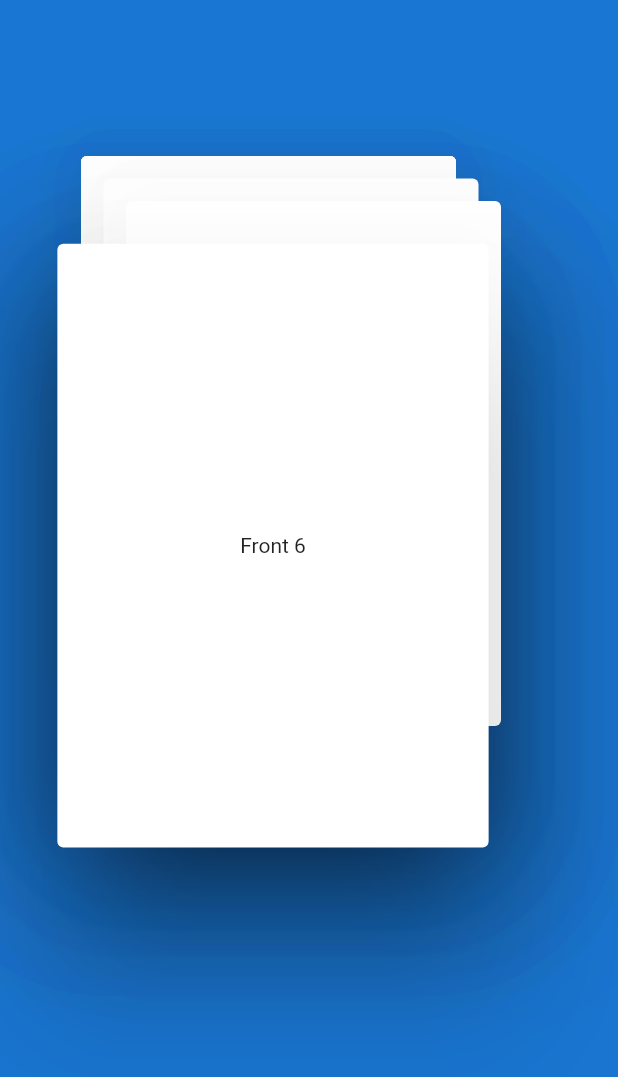
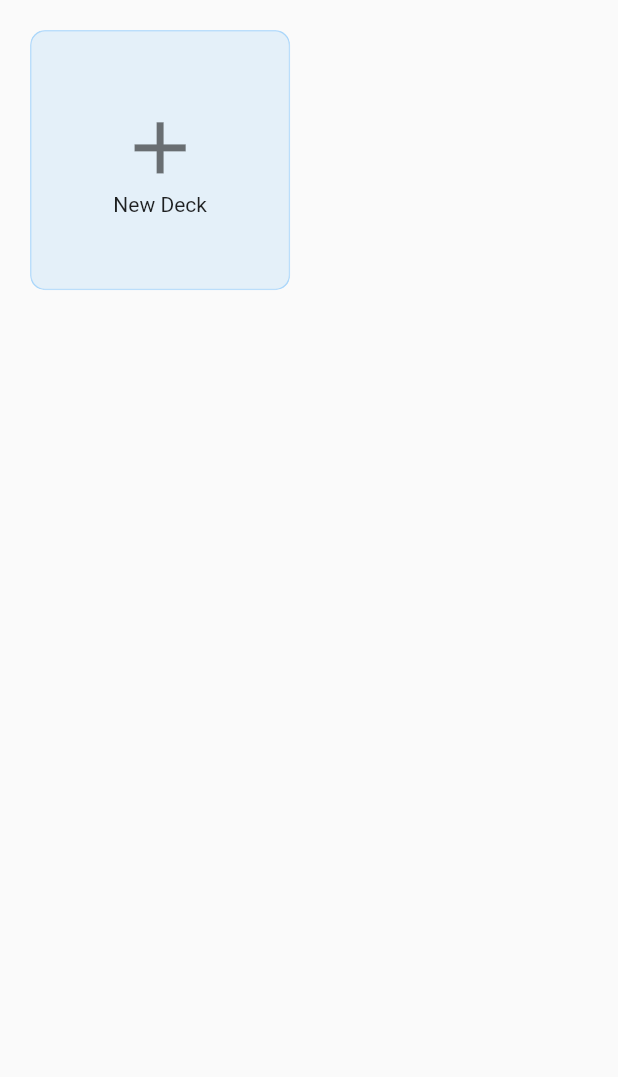
Before and after one commit to rupeshgyawali/flashcard, a Flutter app: the screen it shows after launch, on a phone screen of 412 x 824 dp. Shown: the top 1077 px of the screen. Run offline on Flutter 3.47's test engine with Material 2 defaults, Android fonts, the phone set to English and light mode, and no system bars; our stand-ins replace moor, moor_ffi; generated files the repository leaves out were written again.

Commit message:
database: deck operations

```diff
--- a/lib/main.dart
+++ b/lib/main.dart
@@ -1,19 +1,48 @@
-import 'package:flash_card/ui/home_screen.dart';
+import 'package:flash_card/services/database.dart';
+import 'package:flash_card/ui/add_card_page.dart';
+import 'package:flash_card/ui/deck_content_page.dart';
+import 'package:flash_card/ui/home_page.dart';
 import 'package:flutter/material.dart';
 
 void main() => runApp(FlashCardApp());
 
+class AppDatabase extends InheritedWidget {
+  const AppDatabase({
+    Key key,
+    @required this.database,
+    @required Widget child,
+  })  : assert(database != null),
+        assert(child != null),
+        super(key: key, child: child);
+
+  final MyDatabase database;
+
+  static AppDatabase of(BuildContext context) {
+    return context.dependOnInheritedWidgetOfExactType<AppDatabase>();
+  }
+
+  @override
+  bool updateShouldNotify(AppDatabase old) => true;
+}
+
 class FlashCardApp extends StatelessWidget {
   @override
   Widget build(BuildContext context) {
-    return MaterialApp(
-      debugShowCheckedModeBanner: false,
-      theme: ThemeData(
-        primaryColor: Colors.blue.shade700,
+    return AppDatabase(
+      database: MyDatabase(),
+      child: MaterialApp(
+        debugShowCheckedModeBanner: false,
+        theme: ThemeData(
+          primarySwatch: Colors.blue,
+        ),
+        routes: <String, WidgetBuilder>{
+          '/': (context) => HomePage(),
+          '/deck_content': (context) => DeckContentPage(),
+          '/add_card': (context) => AddCardPage(),
+        },
+        // home: HomePage(),
+        initialRoute: '/',
       ),
-      routes: <String, WidgetBuilder>{
-        '/': (context) => HomeScreen(),
-      },
     );
   }
 }
--- a/lib/models/card_deck.dart
+++ b/lib/models/card_deck.dart
@@ -4,7 +4,7 @@ class CardDeck {
   final String name;
   final List<FlashCard> cards;
 
-  CardDeck({this.name, this.cards});
+  CardDeck({this.name, this.cards = const <FlashCard>[]});
 
   FlashCard addCard(FlashCard card) {
     this.cards.add(card);
--- /dev/null
+++ b/lib/services/database.dart
@@ -0,0 +1,45 @@
+import 'dart:io';
+
+import 'package:moor/moor.dart';
+import 'package:moor_ffi/moor_ffi.dart';
+import 'package:path_provider/path_provider.dart';
+import 'package:path/path.dart' as p;
+
+part 'database.g.dart';
+
+class Cards extends Table {
+  IntColumn get id => integer().autoIncrement()();
+  TextColumn get front => text()();
+  TextColumn get back => text()();
+  IntColumn get deck => integer().nullable()();
+}
+
+@DataClassName("Deck")
+class Decks extends Table {
+  IntColumn get id => integer().autoIncrement()();
+  TextColumn get name => text()();
+}
+
+LazyDatabase _openConnection() {
+  return LazyDatabase(() async {
+    final dbFolder = await getApplicationDocumentsDirectory();
+    final file = File(p.join(dbFolder.path, 'db.sqlite'));
+    return VmDatabase(file);
+  });
+}
+
+@UseMoor(tables: [Cards, Decks])
+class MyDatabase extends _$MyDatabase {
+  MyDatabase() : super(_openConnection());
+
+  @override
+  int get schemaVersion => 1;
+
+  Future<List<Deck>> allDecks() => select(decks).get();
+  Stream<List<Deck>> watchAllDecks() => select(decks).watch();
+  Future<int> addDeck(DecksCompanion deck) => into(decks).insert(deck);
+
+  Future<List<Card>> allCardsInDeck(Deck deck) =>
+      (select(cards)..where((card) => card.deck.equals(deck.id))).get();
+  Future<int> addCard(Card card) => into(cards).insert(card);
+}
--- a/lib/ui/card_deck.dart
+++ b/lib/ui/card_deck.dart
@@ -12,7 +12,7 @@ class _CardDeckWidgetState extends State<CardDeckWidget>
     with SingleTickerProviderStateMixin {
   double _posIncr = 0.0;
   double _growSize = 1.0;
-  double _elevation;
+  double _elevation = 10.0;
 
   CardDeck deck;
 
@@ -35,7 +35,7 @@ class _CardDeckWidgetState extends State<CardDeckWidget>
     Future.delayed(Duration(milliseconds: 100), () {
       setState(() {
         _growSize = 1.15;
-        _elevation = 50.0;
+        _elevation = 20.0;
       });
     });
   }
@@ -78,7 +78,7 @@ class _CardDeckWidgetState extends State<CardDeckWidget>
             child: SwipeableFlashCard(
               onSwiped: _onSwiped,
               child: FlashCard(
-                elevation: _elevation,
+                elevation: onDisplayCard ? _elevation : 10.0,
                 width: 250.0 * scale,
                 height: 350.0 * scale,
                 flipOnTap: onDisplayCard,
@@ -117,7 +117,7 @@ class _SwipeableFlashCardState extends State<SwipeableFlashCard>
     with SingleTickerProviderStateMixin {
   Offset _childOffset;
   AnimationController _controller;
-  AnimationStatus _status = AnimationStatus.dismissed;
+  // AnimationStatus _status = AnimationStatus.dismissed;
   // Animation<double> _leftSwipe;
   // Animation<double> _rightSwipe;
   // Animation<double> _calcledSwipe;
--- /dev/null
+++ b/lib/ui/home_page.dart
@@ -0,0 +1,255 @@
+import 'package:flash_card/main.dart';
+import 'package:moor/moor.dart' as moor;
+import 'package:flash_card/services/database.dart' as data;
+import 'package:flutter/material.dart';
+
+class HomePage extends StatelessWidget {
+  @override
+  Widget build(BuildContext context) {
+    return Scaffold(
+      body: DeckList(),
+    );
+  }
+}
+
+class DeckList extends StatefulWidget {
+  @override
+  _DeckListState createState() => _DeckListState();
+}
+
+class _DeckListState extends State<DeckList> {
+  TextEditingController _textController = TextEditingController();
+
+  Future<void> _showCreatDeckDialog() async {
+    return showDialog(
+        context: context,
+        builder: (context) {
+          return AlertDialog(
+            title: Text('New Deck'),
+            content: Container(
+              child: TextField(
+                controller: _textController,
+                autofocus: true,
+                decoration: InputDecoration(
+                  labelText: 'Deck Name',
+                ),
+              ),
+            ),
+            actions: <Widget>[
+              FlatButton(
+                child: Text(
+                  'Done',
+                  style: TextStyle(
+                    color: Colors.blue,
+                  ),
+                ),
+                onPressed: () {
+                  Navigator.of(context).pop();
+                },
+              ),
+            ],
+          );
+        });
+  }
+
+  @override
+  void initState() {
+    super.initState();
+    _textController = TextEditingController();
+  }
+
+  @override
+  Widget build(BuildContext context) {
+    final db = AppDatabase.of(context).database;
+    return Padding(
+      padding: EdgeInsets.all(20.0),
+      child: StreamBuilder(
+        stream: db.watchAllDecks(),
+        builder: (context, snapshot) {
+          final _decks = snapshot.data ?? List();
+
+          return GridView.builder(
+            itemCount: _decks.length + 1,
+            gridDelegate: SliverGridDelegateWithFixedCrossAxisCount(
+              crossAxisCount: 2,
+              crossAxisSpacing: 25.0,
+              mainAxisSpacing: 25.0,
+            ),
+            itemBuilder: (context, index) {
+              if (index == _decks.length) {
+                return _buildItem(addItem: true);
+              }
+              return _buildItem(deck: _decks[index]);
+            },
+          );
+        },
+      ),
+    );
+  }
+
+  Widget _buildItem({data.Deck deck, bool addItem: false}) {
+    final db = AppDatabase.of(context).database;
+    return InkWell(
+      onTap: () async {
+        if (addItem == true) {
+          await _showCreatDeckDialog();
+          final newDeck =
+              data.DecksCompanion(name: moor.Value(_textController.text));
+          db.addDeck(newDeck);
+        } else {
+          Navigator.pushNamed(context, '/deck_content', arguments: deck);
+        }
+      },
+      child: ClipRRect(
+        borderRadius: BorderRadius.vertical(
+          top: Radius.circular(10.0),
+          bottom: Radius.circular(10.0),
+        ),
+        child: Container(
+          decoration: BoxDecoration(
+              border: Border.all(
+                width: 1.0,
+                color: Theme.of(context).primaryColorLight,
+              ),
+              borderRadius: BorderRadius.circular(10.0)),
+          child: !addItem
+              ? ItemDeck(
+                  deckName: deck.name,
+                )
+              : Container(
+                  color: Theme.of(context).primaryColor.withOpacity(0.1),
+                  child: Column(
+                    mainAxisSize: MainAxisSize.max,
+                    mainAxisAlignment: MainAxisAlignment.center,
+                    children: <Widget>[
+                      Icon(
+                        Icons.add,
+                        size: MediaQuery.of(context).size.width / 7,
+                        color: Colors.black54,
+                      ),
+                      Text('New Deck')
+                    ],
+                  ),
+                ),
+        ),
+      ),
+    );
+  }
+}
+
+class ItemDeck extends StatelessWidget {
+  final String deckName;
+
+  ItemDeck({this.deckName});
+
+  @override
+  Widget build(BuildContext context) {
+    return Stack(
+      // fit: StackFit.expand,
+      children: <Widget>[
+        Align(
+          alignment: Alignment(0, 1),
+          child: FractionallySizedBox(
+            // widthFactor: 0.9,
+            heightFactor: 0.5,
+            child: Container(
+              color: Theme.of(context).primaryColorLight,
+              child: Align(
+                alignment: Alignment(0, 0.6),
+                child: Text(deckName),
+              ),
+            ),
+          ),
+        ),
+        Align(
+          alignment: Alignment(0, -1),
+          child: FractionallySizedBox(
+            heightFactor: 0.8,
+            widthFactor: 0.6,
+            child: DeckIco(),
+          ),
+        ),
+      ],
+    );
+  }
+}
+
+class DeckIco extends StatelessWidget {
+  @override
+  Widget build(BuildContext context) {
+    return Container(
+      child: Stack(
+        children: <Widget>[
+          _buildCard(align: Alignment(-0.3, -0.5)),
+          _buildCard(align: Alignment(0, -0.2)),
+          _buildCard(align: Alignment(0.3, 0.1)),
+        ],
+      ),
+    );
+  }
+
+  Widget _buildCard({Alignment align}) {
+    return Align(
+      alignment: align,
+      child: FractionallySizedBox(
+        widthFactor: 0.7,
+        heightFactor: 0.7,
+        child: Card(
+          elevation: 10.0,
+          child: align == Alignment(0.3, 0.1)
+              ? Center(
+                  child: Icon(
+                    Icons.open_in_new,
+                    color: Colors.black54,
+                  ),
+                )
+              : null,
+        ),
+      ),
+    );
+  }
+}
+
+// class CardAddWidget extends StatelessWidget {
+//   @override
+//   Widget build(BuildContext context) {
+//     return Center(
+//       child: InkWell(
+//         onTap: () async {
+
+//         },
+//         child: ClipRRect(
+//           borderRadius: BorderRadius.vertical(
+//             top: Radius.circular(10.0),
+//             bottom: Radius.circular(10.0),
+//           ),
+//           child: Container(
+//             width: 200.0,
+//             height: 200.0,
+//             decoration: BoxDecoration(
+//                 border: Border.all(
+//                   width: 1.0,
+//                   color: Theme.of(context).primaryColorLight,
+//                 ),
+//                 borderRadius: BorderRadius.circular(10.0)),
+//             child: Container(
+//               color: Theme.of(context).primaryColor.withOpacity(0.1),
+//               child: Column(
+//                 mainAxisSize: MainAxisSize.max,
+//                 mainAxisAlignment: MainAxisAlignment.center,
+//                 children: <Widget>[
+//                   Icon(
+//                     Icons.add,
+//                     size: MediaQuery.of(context).size.width / 7,
+//                     color: Colors.black54,
+//                   ),
+//                   Text('New Deck')
+//                 ],
+//               ),
+//             ),
+//           ),
+//         ),
+//       ),
+//     );
+//   }
+// }
--- a/lib/ui/home_screen.dart
+++ /dev/null
@@ -1,20 +0,0 @@
-import 'package:flutter/material.dart';
-
-import 'card_deck.dart';
-
-class HomeScreen extends StatelessWidget {
-  @override
-  Widget build(BuildContext context) {
-    return Scaffold(
-      backgroundColor: Theme.of(context).primaryColor,
-      body: SafeArea(
-        child: Padding(
-          padding: EdgeInsets.symmetric(horizontal: 50.0, vertical: 100.0),
-          child: Center(
-            child: CardDeckWidget(),
-          ),
-        ),
-      ),
-    );
-  }
-}
--- a/pubspec.yaml
+++ b/pubspec.yaml
@@ -23,10 +23,16 @@ dependencies:
   # The following adds the Cupertino Icons font to your application.
   # Use with the CupertinoIcons class for iOS style icons.
   cupertino_icons: ^0.1.2
+  moor: ^3.0.1
+  moor_ffi: ^0.5.0
+  path_provider:
+  path:
 
 dev_dependencies:
   flutter_test:
     sdk: flutter
+  moor_generator: ^3.0.0
+  build_runner:
 
 
 # For information on the generic Dart part of this file, see the
```
Also changed, not shown: lib/ui/add_card_page.dart (added, +52 -0 lines), lib/ui/deck_content_page.dart (added, +44 -0 lines), lib/services/database.g.dart (added), pubspec.lock.
